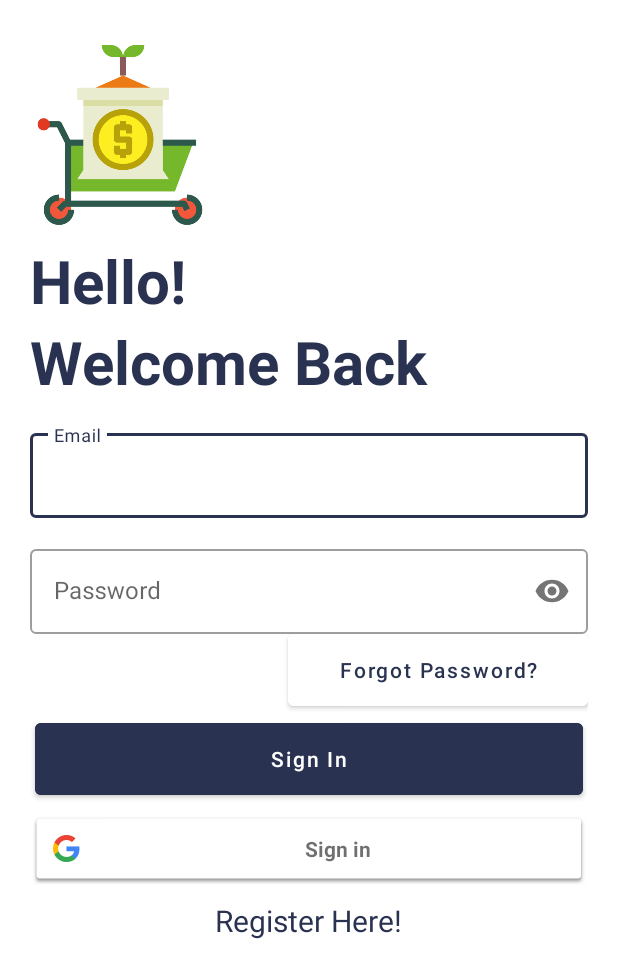
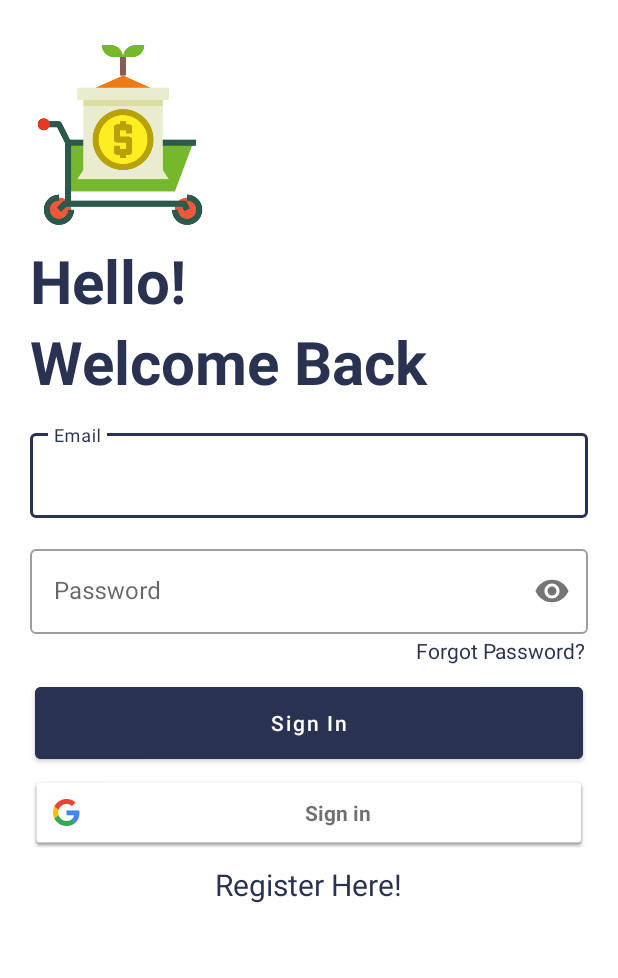
Before and after one commit to Aravindsai24/Nursery, an Android app: the screen it shows after launch (GoogleSignInActivity), on a phone screen of 412 x 824 dp. Shown: the top 978 px of the screen. Run offline under Robolectric (Android 15) with nearby library versions, the phone set to English and light mode, and no system bars; our stand-ins replace Firebase (no records; nobody signed in at launch, a user with empty details on screens opened directly).

Commit message:
Fixed signin button margin

```diff
--- a/app/src/main/res/layout/activity_google_sign_in.xml
+++ b/app/src/main/res/layout/activity_google_sign_in.xml
@@ -74,9 +74,9 @@
     </com.google.android.material.textfield.TextInputLayout>
 
 
-    <Button
+    <TextView
         android:id="@+id/forgot_password"
-        android:layout_width="200dp"
+        android:layout_width="wrap_content"
         android:layout_height="wrap_content"
         android:layout_gravity="right"
         android:backgroundTint="#FFFFFF"
@@ -93,7 +93,7 @@
         android:layout_width="match_parent"
         android:layout_height="60dp"
         android:layout_gravity="center_horizontal"
-        android:layout_marginTop="5dp"
+        android:layout_marginTop="7dp"
         android:layout_marginLeft="3dp"
         android:layout_marginRight="3dp"
         android:backgroundTint="@color/navy_blue"
```
Also changed, not shown: app/src/main/res/layout/activity_sign_up.xml (+10 -12 lines).
